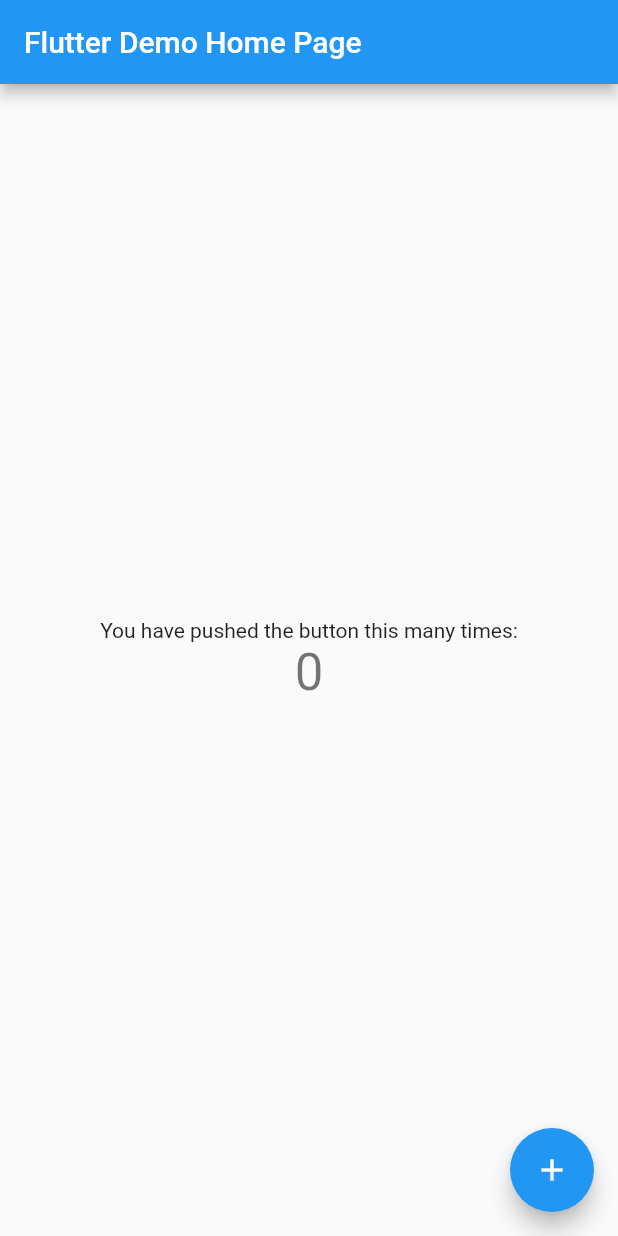
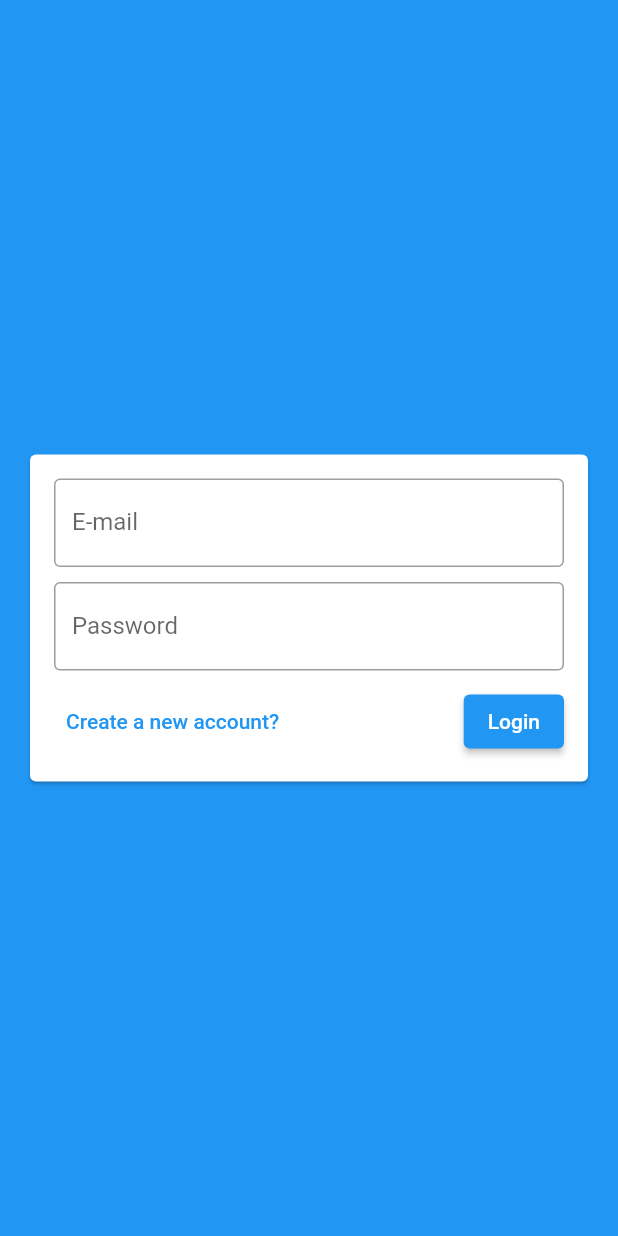
Before and after one commit to caiovcruz/chat, a Flutter app: the screen it shows after launch, on a phone screen of 412 x 824 dp. Run offline on Flutter 3.47's test engine with Material 2 defaults, Android fonts, the phone set to English and light mode, and no system bars.

Commit message:
Working on auth page with form, validators and loading feature

```diff
--- /dev/null
+++ b/lib/components/auth_form.dart
@@ -0,0 +1,174 @@
+import 'package:flutter/material.dart';
+
+import '../models/auth_form_data.dart';
+import '../utils/loading_util.dart';
+import '../utils/text_field_validator.dart';
+
+class AuthForm extends StatefulWidget {
+  final void Function(AuthFormData) onSubmit;
+
+  const AuthForm({
+    Key? key,
+    required this.onSubmit,
+  }) : super(key: key);
+
+  @override
+  State<AuthForm> createState() => _AuthFormState();
+}
+
+class _AuthFormState extends State<AuthForm> {
+  final _formKey = GlobalKey<FormState>();
+  final _formData = AuthFormData();
+
+  void _submit() {
+    if (_formKey.currentState?.validate() ?? false) {
+      widget.onSubmit(_formData);
+    }
+  }
+
+  @override
+  Widget build(BuildContext context) {
+    return Card(
+      margin: const EdgeInsets.all(20),
+      child: Padding(
+        padding: const EdgeInsets.all(16),
+        child: Form(
+          key: _formKey,
+          child: Wrap(
+            spacing: 10,
+            runSpacing: 10,
+            children: [
+              if (_formData.isSignUp)
+                TextFormField(
+                  key: const ValueKey('name'),
+                  initialValue: _formData.name,
+                  onChanged: (name) => _formData.name = name,
+                  decoration: const InputDecoration(
+                    labelText: 'Name',
+                    border: OutlineInputBorder(),
+                  ),
+                  validator: nameValidator,
+                ),
+              TextFormField(
+                key: const ValueKey('email'),
+                initialValue: _formData.email,
+                onChanged: (email) => _formData.email = email,
+                decoration: const InputDecoration(
+                  labelText: 'E-mail',
+                  border: OutlineInputBorder(),
+                ),
+                validator: emailValidator,
+              ),
+              TextFormField(
+                key: const ValueKey('password'),
+                initialValue: _formData.password,
+                onChanged: (password) => _formData.password = password,
+                decoration: const InputDecoration(
+                  labelText: 'Password',
+                  border: OutlineInputBorder(),
+                ),
+                obscureText: true,
+                validator: passwordValidator,
+              ),
+              if (_formData.isSignUp)
+                TextFormField(
+                  key: const ValueKey('confirmPassword'),
+                  decoration: const InputDecoration(
+                    labelText: 'Confirm Password',
+                    border: OutlineInputBorder(),
+                  ),
+                  obscureText: true,
+                  validator: confirmPasswordValidator,
+                ),
+              Row(
+                mainAxisAlignment: MainAxisAlignment.spaceBetween,
+                children: [
+                  TextButton(
+                    onPressed: () => setState(() => _formData.toggleAuthMode()),
+                    child: Text(_formData.isLogin
+                        ? 'Create a new account?'
+                        : 'Already have an account?'),
+                  ),
+                  ElevatedButton(
+                    onPressed: _submit,
+                    child: Text(_formData.isLogin ? 'Login' : 'Sign Up'),
+                  ),
+                ],
+              ),
+            ],
+          ),
+        ),
+      ),
+    );
+  }
+
+  String? nameValidator(name) {
+    final trimmedName = (name ?? '').trim();
+
+    final validations = [
+      TextFieldValidator.required('Name', trimmedName),
+      TextFieldValidator.minLength('Name', trimmedName, 5),
+    ];
+
+    for (var validation in validations) {
+      if (validation != null) {
+        return validation;
+      }
+    }
+
+    return null;
+  }
+
+  String? emailValidator(email) {
+    final trimmedEmail = (email ?? '').trim();
+
+    final validations = [
+      TextFieldValidator.required('Email', trimmedEmail),
+      TextFieldValidator.email('Email', trimmedEmail),
+    ];
+
+    for (var validation in validations) {
+      if (validation != null) {
+        return validation;
+      }
+    }
+
+    return null;
+  }
+
+  String? passwordValidator(password) {
+    final trimmedPassword = (password ?? '').trim();
+
+    final validations = [
+      TextFieldValidator.required('Password', trimmedPassword),
+      if (_formData.isSignUp)
+        TextFieldValidator.minLength('Password', trimmedPassword, 8),
+    ];
+
+    for (var validation in validations) {
+      if (validation != null) {
+        return validation;
+      }
+    }
+
+    return null;
+  }
+
+  String? confirmPasswordValidator(password) {
+    final trimmedPassword = (password ?? '').trim();
+
+    final validations = [
+      TextFieldValidator.required('Confirm Password', trimmedPassword),
+      TextFieldValidator.match(
+          'Confirm Password', trimmedPassword, _formData.password.trim()),
+    ];
+
+    for (var validation in validations) {
+      if (validation != null) {
+        return validation;
+      }
+    }
+
+    return null;
+  }
+}
--- a/lib/main.dart
+++ b/lib/main.dart
@@ -1,4 +1,6 @@
 import 'package:flutter/material.dart';
+
+import 'pages/auth_page.dart';
 
 void main() {
   runApp(const MyApp());
@@ -11,105 +13,12 @@ class MyApp extends StatelessWidget {
   @override
   Widget build(BuildContext context) {
     return MaterialApp(
-      title: 'Flutter Demo',
+      debugShowCheckedModeBanner: false,
+      title: 'Chat',
       theme: ThemeData(
-        // This is the theme of your application.
-        //
-        // Try running your application with "flutter run". You'll see the
-        // application has a blue toolbar. Then, without quitting the app, try
-        // changing the primarySwatch below to Colors.green and then invoke
-        // "hot reload" (press "r" in the console where you ran "flutter run",
-        // or simply save your changes to "hot reload" in a Flutter IDE).
-        // Notice that the counter didn't reset back to zero; the application
-        // is not restarted.
         primarySwatch: Colors.blue,
       ),
-      home: const MyHomePage(title: 'Flutter Demo Home Page'),
+      home: const AuthPage(),
     );
   }
 }
-
-class MyHomePage extends StatefulWidget {
-  const MyHomePage({Key? key, required this.title}) : super(key: key);
-
-  // This widget is the home page of your application. It is stateful, meaning
-  // that it has a State object (defined below) that contains fields that affect
-  // how it looks.
-
-  // This class is the configuration for the state. It holds the values (in this
-  // case the title) provided by the parent (in this case the App widget) and
-  // used by the build method of the State. Fields in a Widget subclass are
-  // always marked "final".
-
-  final String title;
-
-  @override
-  State<MyHomePage> createState() => _MyHomePageState();
-}
-
-class _MyHomePageState extends State<MyHomePage> {
-  int _counter = 0;
-
-  void _incrementCounter() {
-    setState(() {
-      // This call to setState tells the Flutter framework that something has
-      // changed in this State, which causes it to rerun the build method below
-      // so that the display can reflect the updated values. If we changed
-      // _counter without calling setState(), then the build method would not be
-      // called again, and so nothing would appear to happen.
-      _counter++;
-    });
-  }
-
-  @override
-  Widget build(BuildContext context) {
-    // This method is rerun every time setState is called, for instance as done
-    // by the _incrementCounter method above.
-    //
-    // The Flutter framework has been optimized to make rerunning build methods
-    // fast, so that you can just rebuild anything that needs updating rather
-    // than having to individually change instances of widgets.
-    return Scaffold(
-      appBar: AppBar(
-        // Here we take the value from the MyHomePage object that was created by
-        // the App.build method, and use it to set our appbar title.
-        title: Text(widget.title),
-      ),
-      body: Center(
-        // Center is a layout widget. It takes a single child and positions it
-        // in the middle of the parent.
-        child: Column(
-          // Column is also a layout widget. It takes a list of children and
-          // arranges them vertically. By default, it sizes itself to fit its
-          // children horizontally, and tries to be as tall as its parent.
-          //
-          // Invoke "debug painting" (press "p" in the console, choose the
-          // "Toggle Debug Paint" action from the Flutter Inspector in Android
-          // Studio, or the "Toggle Debug Paint" command in Visual Studio Code)
-          // to see the wireframe for each widget.
-          //
-          // Column has various properties to control how it sizes itself and
-          // how it positions its children. Here we use mainAxisAlignment to
-          // center the children vertically; the main axis here is the vertical
-          // axis because Columns are vertical (the cross axis would be
-          // horizontal).
-          mainAxisAlignment: MainAxisAlignment.center,
-          children: <Widget>[
-            const Text(
-              'You have pushed the button this many times:',
-            ),
-            Text(
-              '$_counter',
-              style: Theme.of(context).textTheme.headline4,
-            ),
-          ],
-        ),
-      ),
-      floatingActionButton: FloatingActionButton(
-        onPressed: _incrementCounter,
-        tooltip: 'Increment',
-        child: const Icon(Icons.add),
-      ), // This trailing comma makes auto-formatting nicer for build methods.
-    );
-  }
-}
--- /dev/null
+++ b/lib/models/auth_form_data.dart
@@ -0,0 +1,21 @@
+import 'dart:io';
+
+enum AuthMode {
+  signUp,
+  login,
+}
+
+class AuthFormData {
+  String name = '';
+  String email = '';
+  String password = '';
+  File? image;
+  AuthMode _mode = AuthMode.login;
+
+  bool get isLogin => _mode == AuthMode.login;
+  bool get isSignUp => _mode == AuthMode.signUp;
+
+  void toggleAuthMode() {
+    _mode = isLogin ? AuthMode.signUp : AuthMode.login;
+  }
+}
--- /dev/null
+++ b/lib/pages/auth_page.dart
@@ -0,0 +1,43 @@
+import 'package:flutter/material.dart';
+
+import '../components/auth_form.dart';
+import '../models/auth_form_data.dart';
+import '../utils/loading_util.dart';
+import 'loading_page.dart';
+
+class AuthPage extends StatefulWidget {
+  const AuthPage({Key? key}) : super(key: key);
+
+  @override
+  State<AuthPage> createState() => _AuthPageState();
+}
+
+class _AuthPageState extends State<AuthPage> {
+  bool _isLoading = false;
+
+  void _handleSubmit(AuthFormData formData) {
+    setState(() => _isLoading = true);
+
+    setState(() => _isLoading = false);
+  }
+
+  @override
+  Widget build(BuildContext context) {
+    return Scaffold(
+      backgroundColor: Theme.of(context).colorScheme.primary,
+      body: Stack(
+        children: [
+          Center(
+            child: SingleChildScrollView(
+              child: AuthForm(onSubmit: _handleSubmit),
+            ),
+          ),
+          if (_isLoading)
+            LoadingUtil.showLoadingCover(
+              color: Theme.of(context).colorScheme.primary,
+            ),
+        ],
+      ),
+    );
+  }
+}
--- /dev/null
+++ b/lib/utils/text_field_validator.dart
@@ -0,0 +1,78 @@
+class TextFieldValidator {
+  static required(
+    String fieldName,
+    String fieldValue,
+  ) {
+    return fieldValue.isEmpty ? '$fieldName is required' : null;
+  }
+
+  static minLength(
+    String fieldName,
+    String fieldValue,
+    int minLength,
+  ) {
+    return fieldValue.length < minLength
+        ? '$fieldName must have at least $minLength characters'
+        : null;
+  }
+
+  static maxLength(
+    String fieldName,
+    String fieldValue,
+    int maxLength,
+  ) {
+    return fieldValue.length > maxLength
+        ? '$fieldName must have at most $maxLength characters'
+        : null;
+  }
+
+    static match(
+    String fieldName,
+    String fieldValue,
+    String matchFieldValue,
+  ) {
+    return fieldValue != matchFieldValue ? '$fieldName is not matching' : null;
+  }
+
+    static email(
+    String fieldName,
+    String fieldValue,
+  ) {
+    return !fieldValue.contains('@') ? '$fieldName is valid' : null;
+  }
+
+  static greaterThan(
+    String fieldName,
+    String fieldValue,
+    double greaterThanValue,
+  ) {
+    return (double.tryParse(fieldValue) ?? -1) <= greaterThanValue
+        ? '$fieldName must be greater than $greaterThanValue'
+        : null;
+  }
+
+  static validUrl(String fieldName, String fieldValue) {
+    return !(Uri.tryParse(fieldValue)?.hasAbsolutePath ?? false)
+        ? '$fieldName not valid'
+        : null;
+  }
+
+  static allowedFileExtensions(
+    String fieldName,
+    String fieldValue,
+    List<String> allowedFileExtensions,
+  ) {
+    bool isValid = false;
+
+    for (var extension in allowedFileExtensions) {
+      if (fieldValue.toLowerCase().endsWith(extension)) {
+        isValid = true;
+        break;
+      }
+    }
+
+    return !isValid
+        ? '$fieldName must be ${allowedFileExtensions.join(', ')}'
+        : null;
+  }
+}
```
Also changed, not shown: lib/pages/loading_page.dart (added, +32 -0 lines), lib/utils/loading_util.dart (added, +23 -0 lines).
